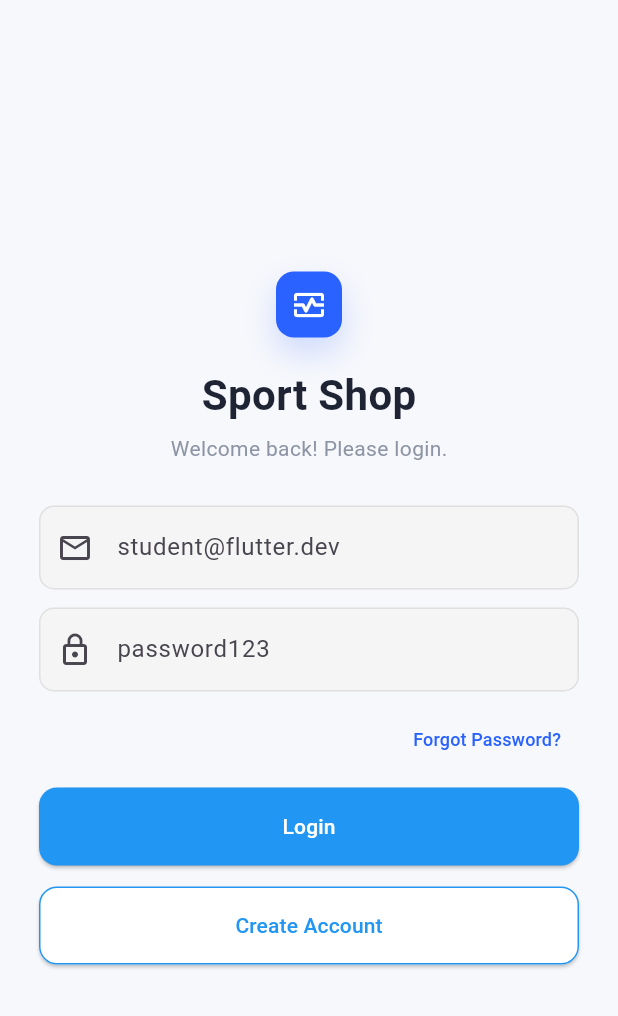
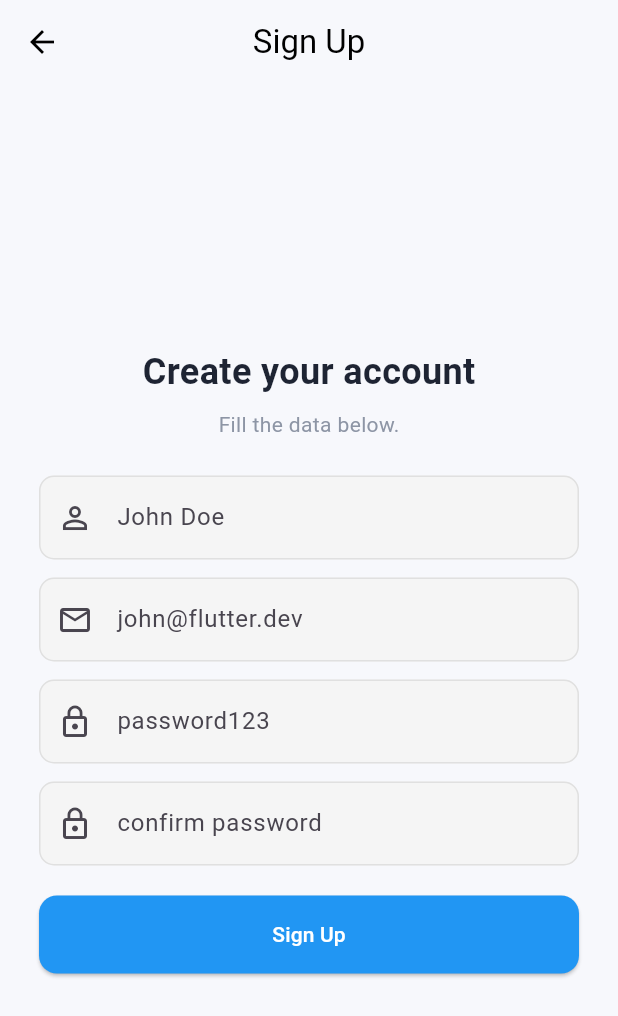
Before and after one commit to mostafaelwazzany/flutter-task-5-Nti, a Flutter app: the screen it shows after launch, after a tap on "Create Account", on a phone screen of 412 x 824 dp. Shown: the top 1016 px of the screen. Run offline on Flutter 3.47's test engine with Material 3 defaults, Android fonts, the phone set to English and light mode, and no system bars.

Commit message:
feat: Add SignupScreen and navigation from LoginScreen

```diff
--- a/lib/screens/login_screen.dart
+++ b/lib/screens/login_screen.dart
@@ -1,5 +1,6 @@
 import 'package:flutter/material.dart';
 import 'package:flutter_application_1/constants/app_colors.dart';
+import 'package:flutter_application_1/screens/signup_screen.dart';
 import 'package:flutter_application_1/widgets/app_button.dart';
 import 'package:flutter_application_1/widgets/app_text_field.dart';
 
@@ -95,7 +96,14 @@ class LoginScreen extends StatelessWidget {
                     child: AppButton(
                       buttonLabel: 'Create Account',
                       isOutlined: true,
-                      onPressed: () {},
+                      onPressed: () {
+                        Navigator.push(
+                          context,
+                          MaterialPageRoute(
+                            builder: (context) => const SignupScreen(),
+                          ),
+                        );
+                      },
                     ),
                   ),
                 ],
--- /dev/null
+++ b/lib/screens/signup_screen.dart
@@ -0,0 +1,81 @@
+import 'package:flutter/material.dart';
+import 'package:flutter_application_1/constants/app_colors.dart';
+import 'package:flutter_application_1/widgets/app_button.dart';
+import 'package:flutter_application_1/widgets/app_text_field.dart';
+
+class SignupScreen extends StatelessWidget {
+  const SignupScreen({super.key});
+
+  @override
+  Widget build(BuildContext context) {
+    return Scaffold(
+      backgroundColor: AppColors.background,
+      appBar: AppBar(
+        backgroundColor: AppColors.background,
+        elevation: 0,
+        title: const Text('Sign Up'),
+      ),
+      body: SafeArea(
+        child: Center(
+          child: SingleChildScrollView(
+            padding: const EdgeInsets.all(24),
+            child: ConstrainedBox(
+              constraints: const BoxConstraints(maxWidth: 360),
+              child: Column(
+                children: [
+                  const Text(
+                    'Create your account',
+                    style: TextStyle(
+                      fontSize: 24,
+                      fontWeight: FontWeight.bold,
+                      color: AppColors.textPrimary,
+                    ),
+                  ),
+                  const SizedBox(height: 8),
+                  const Text(
+                    'Fill the data below.',
+                    style: TextStyle(
+                      color: AppColors.textMuted,
+                      fontSize: 14,
+                    ),
+                  ),
+                  const SizedBox(height: 24),
+                  const AppTextField(
+                    hintText: 'John Doe',
+                    prefixIcon: Icons.person_outline,
+                  ),
+                  const SizedBox(height: 12),
+                  const AppTextField(
+                    hintText: 'john@flutter.dev',
+                    prefixIcon: Icons.mail_outline,
+                  ),
+                  const SizedBox(height: 12),
+                  const AppTextField(
+                    hintText: 'password123',
+                    prefixIcon: Icons.lock_outline,
+                    obscureText: true,
+                  ),
+                  const SizedBox(height: 12),
+                  const AppTextField(
+                    hintText: 'confirm password',
+                    prefixIcon: Icons.lock_outline,
+                    obscureText: true,
+                  ),
+                  const SizedBox(height: 20),
+                  SizedBox(
+                    width: double.infinity,
+                    height: 52,
+                    child: AppButton(
+                      buttonLabel: 'Sign Up',
+                      onPressed: () {},
+                    ),
+                  ),
+                ],
+              ),
+            ),
+          ),
+        ),
+      ),
+    );
+  }
+}
```
Also changed, not shown: 1 other file.
